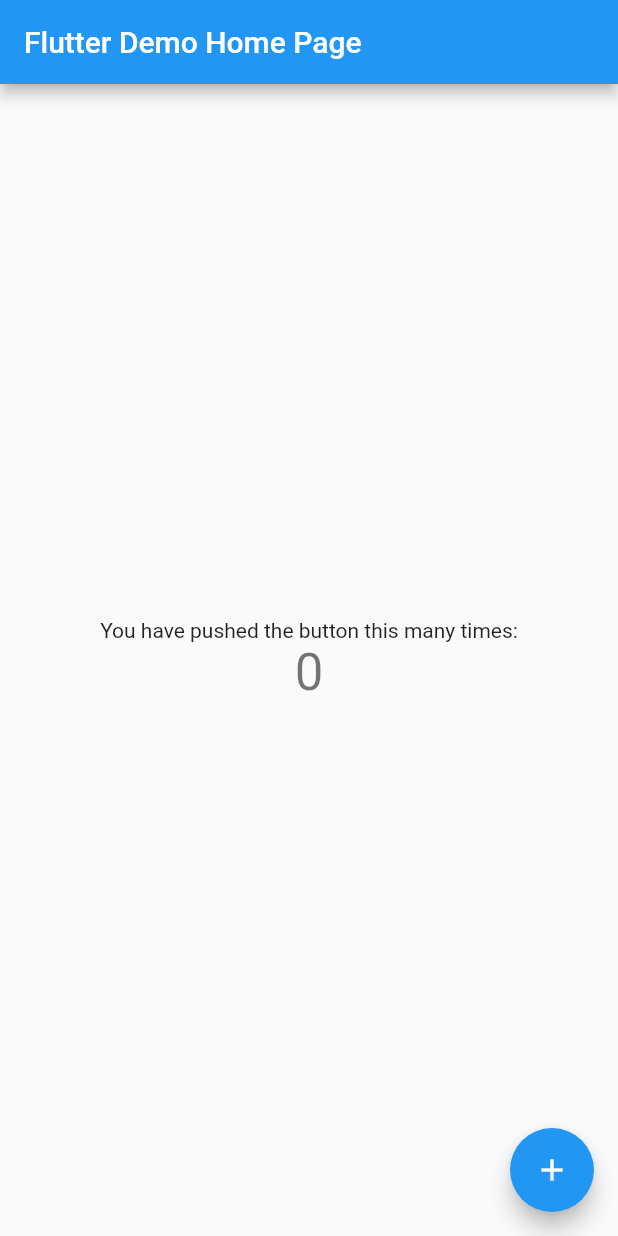
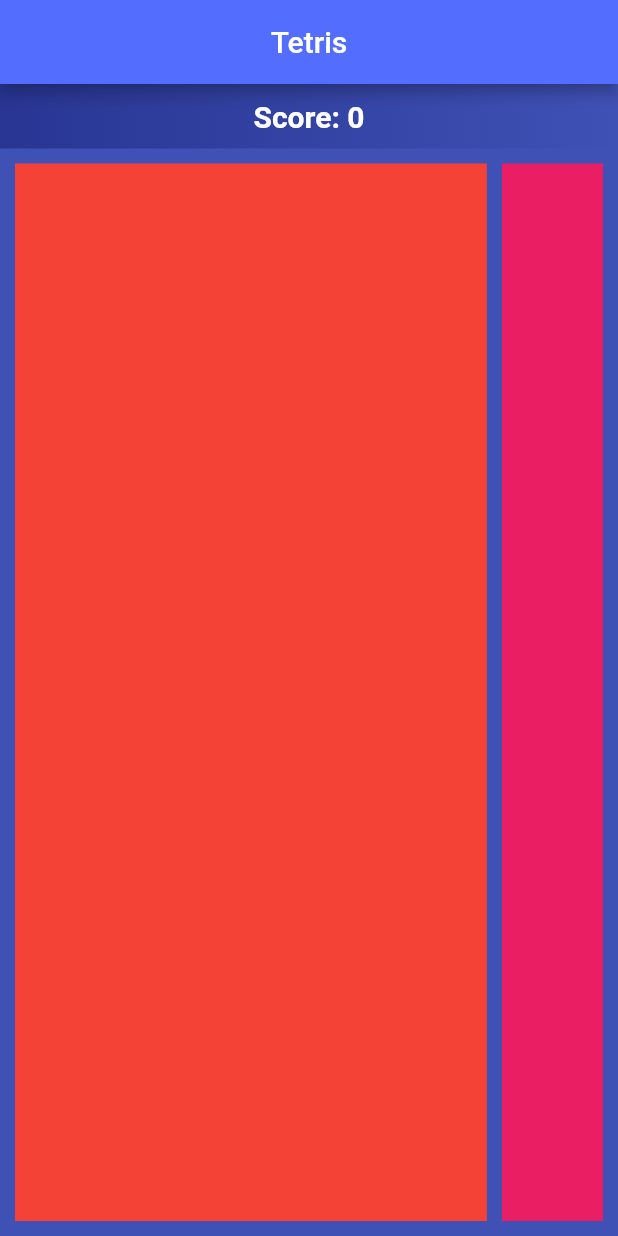
Before and after one commit to zehenrique1/TetrisGame---Flutter, a Flutter app: the screen it shows after launch, on a phone screen of 412 x 824 dp. Run offline on Flutter 3.47's test engine with Material 2 defaults, Android fonts, the phone set to English and light mode, and no system bars.

Commit message:
layout finished

```diff
--- a/lib/main.dart
+++ b/lib/main.dart
@@ -1,115 +1,66 @@
 import 'package:flutter/material.dart';
+import 'package:tetrisgame/widgets/score.dart';
 
-void main() {
-  runApp(const MyApp());
-}
+//Run | Debug
+void main() => runApp(MyApp());
 
 class MyApp extends StatelessWidget {
   const MyApp({Key? key}) : super(key: key);
 
-  // This widget is the root of your application.
+  @override
+  Widget build(BuildContext context) => const MaterialApp(
+        home: Tetris(),
+      );
+}
+
+class Tetris extends StatefulWidget {
+  const Tetris({Key? key}) : super(key: key);
+
+  @override
+  _TetrisState createState() => _TetrisState();
+}
+
+class _TetrisState extends State<Tetris> {
   @override
   Widget build(BuildContext context) {
-    return MaterialApp(
-      title: 'Flutter Demo',
-      theme: ThemeData(
-        // This is the theme of your application.
-        //
-        // Try running your application with "flutter run". You'll see the
-        // application has a blue toolbar. Then, without quitting the app, try
-        // changing the primarySwatch below to Colors.green and then invoke
-        // "hot reload" (press "r" in the console where you ran "flutter run",
-        // or simply save your changes to "hot reload" in a Flutter IDE).
-        // Notice that the counter didn't reset back to zero; the application
-        // is not restarted.
-        primarySwatch: Colors.blue,
-      ),
-      home: const MyHomePage(title: 'Flutter Demo Home Page'),
-    );
-  }
-}
-
-class MyHomePage extends StatefulWidget {
-  const MyHomePage({Key? key, required this.title}) : super(key: key);
-
-  // This widget is the home page of your application. It is stateful, meaning
-  // that it has a State object (defined below) that contains fields that affect
-  // how it looks.
-
-  // This class is the configuration for the state. It holds the values (in this
-  // case the title) provided by the parent (in this case the App widget) and
-  // used by the build method of the State. Fields in a Widget subclass are
-  // always marked "final".
-
-  final String title;
-
-  @override
-  State<MyHomePage> createState() => _MyHomePageState();
-}
-
-class _MyHomePageState extends State<MyHomePage> {
-  int _counter = 0;
-
-  void _incrementCounter() {
-    setState(() {
-      // This call to setState tells the Flutter framework that something has
-      // changed in this State, which causes it to rerun the build method below
-      // so that the display can reflect the updated values. If we changed
-      // _counter without calling setState(), then the build method would not be
-      // called again, and so nothing would appear to happen.
-      _counter++;
-    });
-  }
-
-  @override
-  Widget build(BuildContext context) {
-    // This method is rerun every time setState is called, for instance as done
-    // by the _incrementCounter method above.
-    //
-    // The Flutter framework has been optimized to make rerunning build methods
-    // fast, so that you can just rebuild anything that needs updating rather
-    // than having to individually change instances of widgets.
     return Scaffold(
       appBar: AppBar(
-        // Here we take the value from the MyHomePage object that was created by
-        // the App.build method, and use it to set our appbar title.
-        title: Text(widget.title),
+        title: const Text('Tetris'),
+        centerTitle: true,
+        backgroundColor: Colors.indigoAccent,
       ),
-      body: Center(
-        // Center is a layout widget. It takes a single child and positions it
-        // in the middle of the parent.
+      backgroundColor: Colors.indigo,
+      body: SafeArea(
         child: Column(
-          // Column is also a layout widget. It takes a list of children and
-          // arranges them vertically. By default, it sizes itself to fit its
-          // children horizontally, and tries to be as tall as its parent.
-          //
-          // Invoke "debug painting" (press "p" in the console, choose the
-          // "Toggle Debug Paint" action from the Flutter Inspector in Android
-          // Studio, or the "Toggle Debug Paint" command in Visual Studio Code)
-          // to see the wireframe for each widget.
-          //
-          // Column has various properties to control how it sizes itself and
-          // how it positions its children. Here we use mainAxisAlignment to
-          // center the children vertically; the main axis here is the vertical
-          // axis because Columns are vertical (the cross axis would be
-          // horizontal).
-          mainAxisAlignment: MainAxisAlignment.center,
-          children: <Widget>[
-            const Text(
-              'You have pushed the button this many times:',
-            ),
-            Text(
-              '$_counter',
-              style: Theme.of(context).textTheme.headline4,
+          children: [
+            ScoreBar(),
+            Expanded(
+              child: Row(
+                children: [
+                  Flexible(
+                    flex:4,
+                    child: Padding(
+                      padding: const EdgeInsets.fromLTRB(10, 10, 5, 10),
+                      child: Container(
+                        color: Colors.red,
+                      ),
+                    ),
+                  ),
+                  Flexible(
+                    flex: 1,
+                    child: Padding(
+                      padding: const EdgeInsets.fromLTRB(5, 10, 10, 10),
+                      child: Container(
+                        color: Colors.pink,
+                      ),
+                    ),
+                  ),
+                ],
+              ),
             ),
           ],
         ),
       ),
-      floatingActionButton: FloatingActionButton(
-        onPressed: _incrementCounter,
-        tooltip: 'Increment',
-        child: const Icon(Icons.add),
-      ), // This trailing comma makes auto-formatting nicer for build methods.
     );
   }
 }
--- /dev/null
+++ b/lib/widgets/score.dart
@@ -0,0 +1,37 @@
+import 'package:flutter/material.dart';
+
+class ScoreBar extends StatefulWidget {
+  const ScoreBar({Key? key}) : super(key: key);
+
+  @override
+  _ScoreBarState createState() => _ScoreBarState();
+}
+
+class _ScoreBarState extends State<ScoreBar> {
+  @override
+  Widget build(BuildContext context) {
+    return Container(
+      decoration: BoxDecoration(
+        gradient: LinearGradient(
+          colors: [Colors.indigo[800]!, Colors.indigo[500]!],
+        ),
+      ),
+      child: Row(
+        mainAxisAlignment: MainAxisAlignment.center,
+        children: [
+          Padding(
+            padding: const EdgeInsets.all(10),
+            child: Text(
+              "Score: 0",
+              style: TextStyle(
+                fontSize: 20,
+                fontWeight: FontWeight.bold,
+                color: Colors.white
+              ),
+            ),
+          ),
+        ],
+      ),
+    );
+  }
+}
```
Also changed, not shown: lib/components/nextblock.dart (added), lib/game.dart (added).
